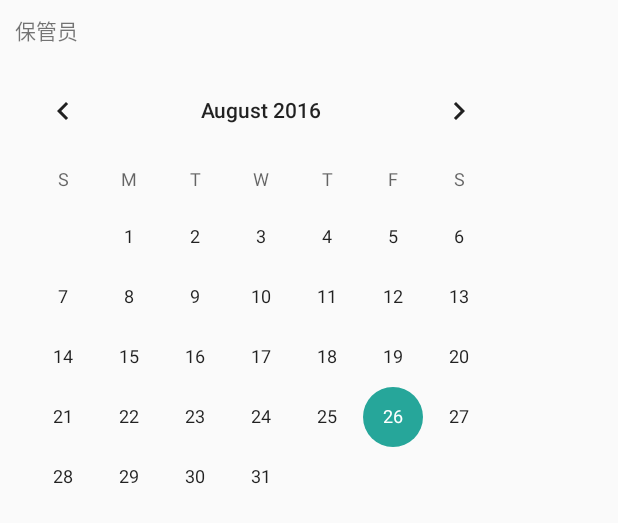
After one commit to alphonso64/MaterialManage, an Android app: the layout dialog_unload_calendar.xml on its own in the app's theme, with its tools: preview values and no code run, on a phone screen of 412 x 824 dp. The commit adds this screen. Shown: the top 523 px of the screen. Run offline under Robolectric (Android 15) with nearby library versions, the phone set to English and light mode, and no system bars.

Commit message:
完成部分出库功能

```diff
--- a/app/src/main/java/com/thingword/alphonso/materialmanage/DataBase/CupboardDBHelper.java
+++ b/app/src/main/java/com/thingword/alphonso/materialmanage/DataBase/CupboardDBHelper.java
@@ -6,6 +6,7 @@ import android.database.sqlite.SQLiteOpenHelper;
 import android.util.Log;
 
 import com.thingword.alphonso.materialmanage.bean.LoadingInfo;
+import com.thingword.alphonso.materialmanage.bean.UnLoadingInfo;
 import com.thingword.alphonso.materialmanage.bean.User;
 
 import static nl.qbusict.cupboard.CupboardFactory.cupboard;
@@ -22,6 +23,7 @@ public class CupboardDBHelper extends SQLiteOpenHelper {
     static {
         cupboard().register(User.class);
         cupboard().register(LoadingInfo.class);
+        cupboard().register(UnLoadingInfo.class);
     }
 
     public CupboardDBHelper(Context context,String name) {
--- a/app/src/main/java/com/thingword/alphonso/materialmanage/fragment/LoadingFragment.java
+++ b/app/src/main/java/com/thingword/alphonso/materialmanage/fragment/LoadingFragment.java
@@ -74,9 +74,7 @@ public class LoadingFragment extends Fragment implements LoaderManager.LoaderCal
     private LoadingInfoCursorAdapter mAdapter;
     private Calendar calendar;
 
-    private static final int CLEAR_LIST = 0;
     private static final int DATE_LIST = 1;
-
     private int batch;
     private int printnum;
     private int printmaxNum = 10;
--- /dev/null
+++ b/app/src/main/res/layout/dialog_unload_calendar.xml
@@ -0,0 +1,44 @@
+<?xml version="1.0" encoding="utf-8"?>
+<LinearLayout xmlns:android="http://schemas.android.com/apk/res/android"
+    android:layout_width="wrap_content"
+    android:layout_height="wrap_content"
+    android:orientation="vertical">
+
+    <LinearLayout
+        android:layout_width="wrap_content"
+        android:layout_height="40dp"
+        android:layout_gravity="center_vertical"
+        android:orientation="horizontal"
+        android:layout_marginLeft="10dp">
+
+        <TextView
+            android:layout_width="0dp"
+            android:layout_height="wrap_content"
+            android:layout_gravity="center_vertical"
+            android:layout_weight="1"
+            android:text="保管员" />
+
+        <LinearLayout
+            android:layout_width="0dp"
+            android:layout_height="match_parent"
+            android:layout_weight="4">
+            <TextView
+                android:id="@+id/excutor"
+                android:layout_width="match_parent"
+                android:layout_height="wrap_content"
+                android:layout_gravity="center_vertical"
+                android:layout_marginLeft="10dp"
+                android:layout_marginRight="30dp"
+                android:gravity="left|top"
+                android:padding="5dp"
+                android:singleLine="true"
+                android:textSize="15sp" />
+        </LinearLayout>
+    </LinearLayout>
+
+    <CalendarView
+        android:id="@+id/unload_calendarView"
+        android:layout_width="wrap_content"
+        android:layout_height="wrap_content" />
+
+</LinearLayout>
--- a/app/src/main/res/layout/fragment_unloading.xml
+++ b/app/src/main/res/layout/fragment_unloading.xml
@@ -13,4 +13,10 @@
         android:minHeight="?attr/actionBarSize"
         app:popupTheme="@style/ThemeOverlay.AppCompat.Light"
         app:theme="@style/ThemeOverlay.AppCompat.Dark.ActionBar" />
+
+    <android.support.v7.widget.RecyclerView
+        android:id="@+id/uld_recyclerview"
+        android:layout_height="match_parent"
+        android:layout_width="match_parent"
+        android:layout_gravity="center_vertical" />
 </LinearLayout>
--- a/app/src/main/res/menu/menu_unloading.xml
+++ b/app/src/main/res/menu/menu_unloading.xml
@@ -25,7 +25,7 @@
         app:showAsAction="always" />
 
     <item
-        android:id="@+id/load_clear"
+        android:id="@+id/unload_clear"
         android:orderInCategory="100"
         android:title="@string/clear_title"
         app:showAsAction="collapseActionView" />
```
Also changed, not shown: app/src/main/java/com/thingword/alphonso/materialmanage/CursorAdapter/UnLoadingInfoCursorAdapter.java (added, +77 -0 lines), app/src/main/java/com/thingword/alphonso/materialmanage/DataBase/DataProvider.java (+22 -1 lines), app/src/main/java/com/thingword/alphonso/materialmanage/DataBase/UnLoadingInfoDataHelper.java (added, +65 -0 lines), app/src/main/java/com/thingword/alphonso/materialmanage/bean/UnLoadingInfo.java (added, +97 -0 lines), app/src/main/java/com/thingword/alphonso/materialmanage/fragment/unloadingFragment.java (+128 -2 lines), app/src/main/java/com/thingword/alphonso/materialmanage/http/HttpClient.java (+16 -0 lines), app/src/main/java/com/thingword/alphonso/materialmanage/http/ServerConfig/Parser.java (+58 -2 lines).
